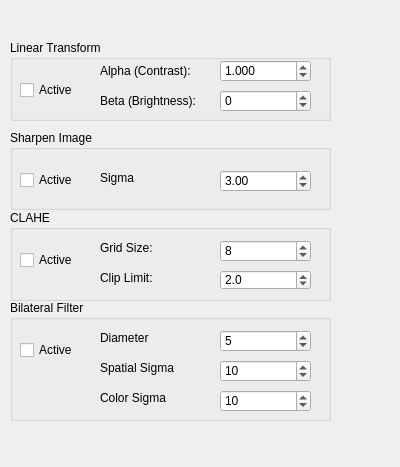
First picture: the form in src/WhiskerToolbox/Image_Processing_Widget/Image_Processing_Widget.ui, repository paulmthompson/WhiskerToolbox, before the edit.
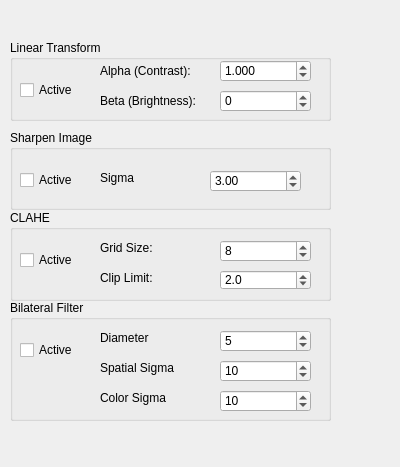
Second picture: the form after the edit.

Diff of the .ui file:
```diff
--- a/src/WhiskerToolbox/Image_Processing_Widget/Image_Processing_Widget.ui
+++ b/src/WhiskerToolbox/Image_Processing_Widget/Image_Processing_Widget.ui
@@ -121,7 +121,7 @@
    <widget class="QDoubleSpinBox" name="sharpen_spinbox">
     <property name="geometry">
      <rect>
-      <x>210</x>
+      <x>200</x>
       <y>40</y>
       <width>91</width>
       <height>22</height>
```
